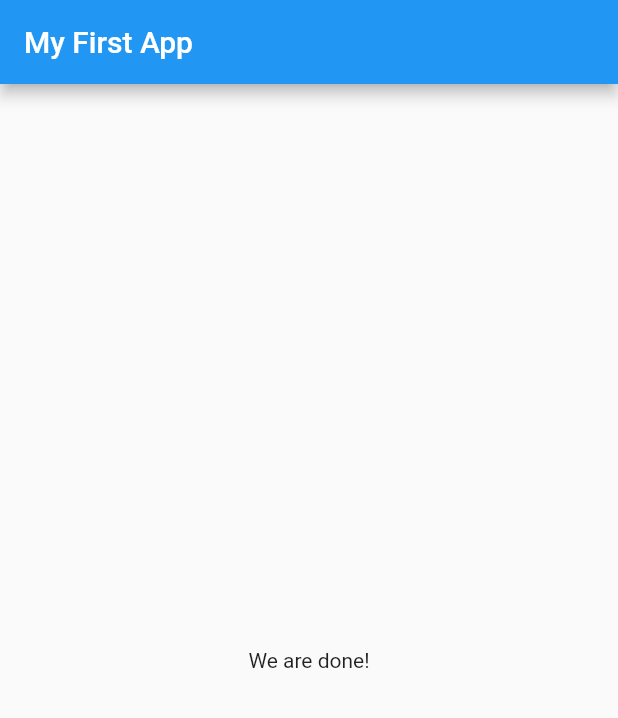
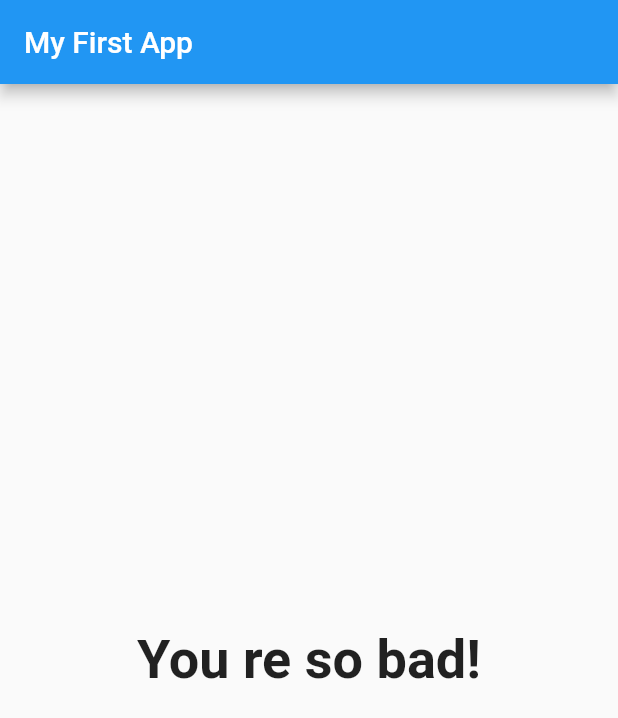
Before and after one commit to codertcet111/FlutterFirstApp, a Flutter app: the screen it shows after launch, after a tap on "Black", after a tap on "Snak", after a tap on "Shubham", on a phone screen of 412 x 824 dp. Shown: the top 718 px of the screen. Run offline on Flutter 3.47's test engine with Material 2 defaults, Android fonts, the phone set to English and light mode, and no system bars.

Commit message:
done with first application

```diff
--- a/lib/main.dart
+++ b/lib/main.dart
@@ -16,21 +16,39 @@ class MyApp extends StatefulWidget {
 
 class _MyAppState extends State<MyApp> {
   int _questionIndex = 0;
+  var _totalScore = 0;
   static const _questions = [
     {
       'questionText': 'What is your faviourite color?',
-      'answers': ['Black', 'Red', 'Green', 'White'],
+      'answers': [
+        {'text': 'Black', 'score': 10},
+        {'text': 'Red', 'score': 5},
+        {'text': 'Green', 'score': 3},
+        {'text': 'White', 'score': 1},
+      ],
     },
     {
       'questionText': 'What is your faviourute animal?',
-      'answers': ['Rabbit', 'Snak', 'Elephant', 'Lion'],
+      'answers': [
+        {'text': 'Rabbit', 'score': 10},
+        {'text': 'Snak', 'score': 5},
+        {'text': 'Elephant', 'score': 3},
+        {'text': 'Lion', 'score': 1},
+      ],
     },
     {
       'questionText': 'Who\'s your faviourite instructor?',
-      'answers': ['Shubham', 'Sham', 'Shubbu', 'Max'],
+      'answers': [
+        {'text': 'Shubham', 'score': 10},
+        {'text': 'Sham', 'score': 5},
+        {'text': 'Shubbu', 'score': 3},
+        {'text': 'Max', 'score': 1},
+      ],
     },
   ];
-  void _answerQuestion() {
+
+  void _answerQuestion(int score) {
+    _totalScore += score;
     setState(() {
       _questionIndex++;
     });
@@ -53,7 +71,7 @@ class _MyAppState extends State<MyApp> {
                 questions: _questions,
                 questionIndex: _questionIndex,
               )
-            : Result(),
+            : Result(_totalScore),
       ),
     );
   }
--- a/lib/quiz.dart
+++ b/lib/quiz.dart
@@ -17,8 +17,9 @@ class Quiz extends StatelessWidget {
         Question(
           questions[questionIndex]['questionText'],
         ),
-        ...(questions[questionIndex]['answers'] as List<String>).map((answ) {
-          return Answer(answ, selectHanlder);
+        ...(questions[questionIndex]['answers'] as List<Map<String, Object>>)
+            .map((answ) {
+          return Answer(answ['text'], () => selectHanlder(answ['score']));
         }).toList()
       ],
     );
--- a/lib/result.dart
+++ b/lib/result.dart
@@ -1,10 +1,30 @@
 import 'package:flutter/material.dart';
 
 class Result extends StatelessWidget {
+  final int resultScore;
+  Result(this.resultScore);
+
+  String get resultPhrase {
+    String resultText;
+    if (resultScore <= 8) {
+      resultText = "You are awesome and innocent!";
+    } else if (resultScore <= 12) {
+      resultText = 'Pretty likable!';
+    } else if (resultScore <= 16) {
+      resultText = 'You are stranged?';
+    } else {
+      resultText = 'You re so bad!';
+    }
+    return resultText;
+  }
+
   @override
   Widget build(BuildContext context) {
     return Center(
-      child: Text("We are done!"),
+      child: Text(
+        resultPhrase,
+        style: TextStyle(fontSize: 36, fontWeight: FontWeight.bold),
+      ),
     );
   }
 }
```
